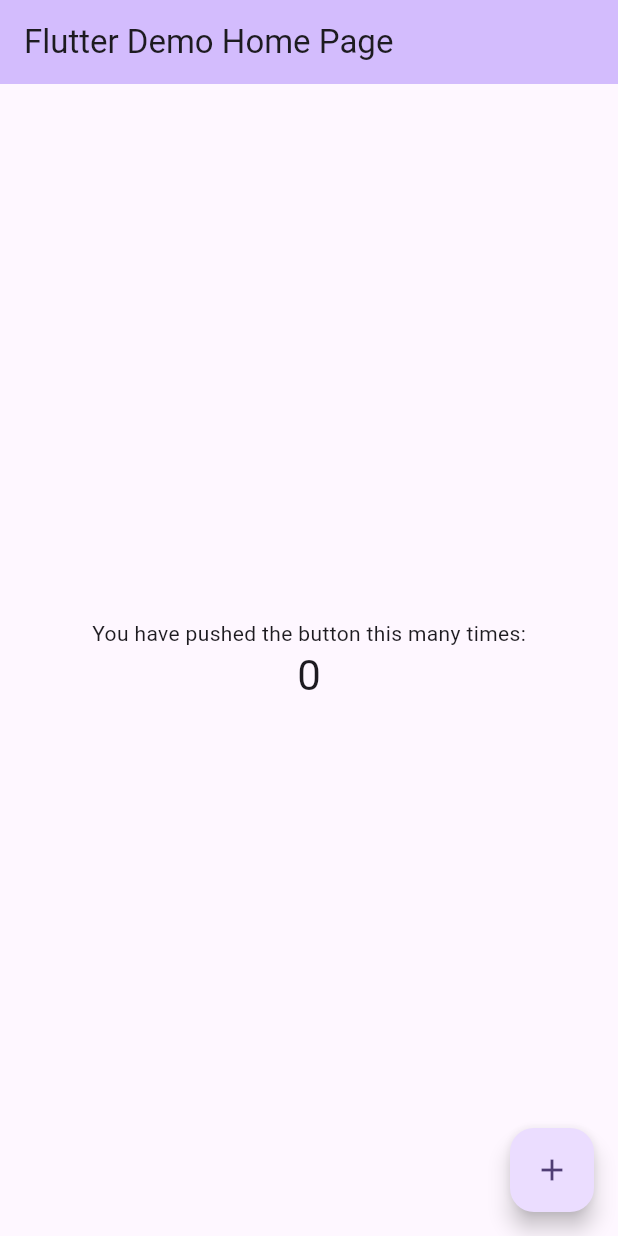
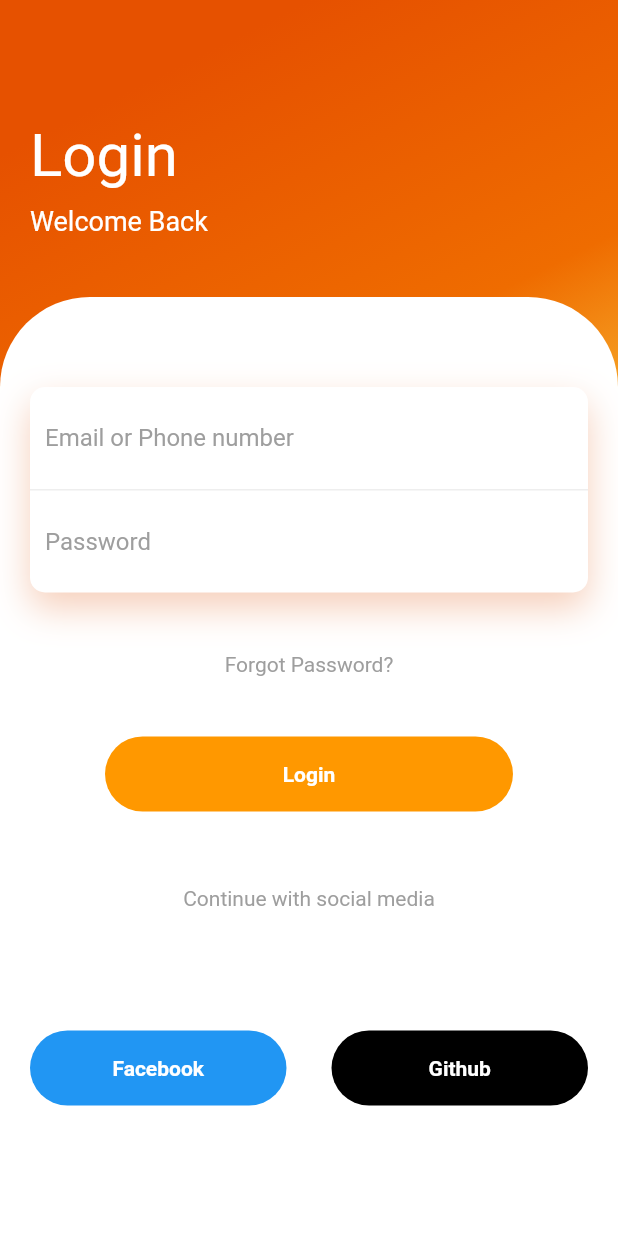
Before and after one commit to muhammadumer1157/Login-Page-UI-Animation, a Flutter app: the screen it shows after launch, on a phone screen of 412 x 824 dp. Run offline on Flutter 3.47's test engine with Material 2 defaults, Android fonts, the phone set to English and light mode, and no system bars; our stand-ins replace simple_animations.

Commit message:
Add animation and UI

```diff
--- /dev/null
+++ b/login_page_ui_animation/lib/animations/fade_animation.dart
@@ -0,0 +1,28 @@
+import 'package:flutter/material.dart';
+import 'package:simple_animations/simple_animations.dart';
+
+class FadeAnimation extends StatelessWidget {
+  final double delay;
+  final Widget child;
+
+  const FadeAnimation({super.key, required this.delay, required this.child});
+
+  @override
+  Widget build(BuildContext context) {
+    final tween = MovieTween()
+      ..tween('opacity', Tween(begin: 0.0, end: 1.0),
+          duration: const Duration(milliseconds: 500))
+      ..tween('translateY', Tween(begin: -30.0, end: 0.0),
+          duration: const Duration(milliseconds: 500), curve: Curves.easeOut);
+    return PlayAnimationBuilder(
+        delay: Duration(milliseconds: (500 * delay).round()),
+        tween: tween,
+        duration: tween.duration,
+        builder: (context, value, child) => Opacity(
+              opacity: value.get("opacity"),
+              child: Transform.translate(
+                  offset: Offset(0, value.get("translateY")), child: child),
+            ),
+        child: child);
+  }
+}
--- a/login_page_ui_animation/lib/main.dart
+++ b/login_page_ui_animation/lib/main.dart
@@ -1,125 +1,225 @@
 import 'package:flutter/material.dart';
+import 'package:login_page_ui_animation/animations/fade_animation.dart';
 
 void main() {
-  runApp(const MyApp());
+  runApp(const MaterialApp(
+    debugShowCheckedModeBanner: false,
+    home: HomePage(),
+  ));
 }
 
-class MyApp extends StatelessWidget {
-  const MyApp({super.key});
+class HomePage extends StatefulWidget {
+  const HomePage({super.key});
 
-  // This widget is the root of your application.
+  @override
+  State<HomePage> createState() => _HomePageState();
+}
+
+class _HomePageState extends State<HomePage> {
   @override
   Widget build(BuildContext context) {
-    return MaterialApp(
-      title: 'Flutter Demo',
-      theme: ThemeData(
-        // This is the theme of your application.
-        //
-        // TRY THIS: Try running your application with "flutter run". You'll see
-        // the application has a blue toolbar. Then, without quitting the app,
-        // try changing the seedColor in the colorScheme below to Colors.green
-        // and then invoke "hot reload" (save your changes or press the "hot
-        // reload" button in a Flutter-supported IDE, or press "r" if you used
-        // the command line to start the app).
-        //
-        // Notice that the counter didn't reset back to zero; the application
-        // state is not lost during the reload. To reset the state, use hot
-        // restart instead.
-        //
-        // This works for code too, not just values: Most code changes can be
-        // tested with just a hot reload.
-        colorScheme: ColorScheme.fromSeed(seedColor: Colors.deepPurple),
-        useMaterial3: true,
-      ),
-      home: const MyHomePage(title: 'Flutter Demo Home Page'),
-    );
-  }
-}
-
-class MyHomePage extends StatefulWidget {
-  const MyHomePage({super.key, required this.title});
-
-  // This widget is the home page of your application. It is stateful, meaning
-  // that it has a State object (defined below) that contains fields that affect
-  // how it looks.
-
-  // This class is the configuration for the state. It holds the values (in this
-  // case the title) provided by the parent (in this case the App widget) and
-  // used by the build method of the State. Fields in a Widget subclass are
-  // always marked "final".
-
-  final String title;
-
-  @override
-  State<MyHomePage> createState() => _MyHomePageState();
-}
-
-class _MyHomePageState extends State<MyHomePage> {
-  int _counter = 0;
-
-  void _incrementCounter() {
-    setState(() {
-      // This call to setState tells the Flutter framework that something has
-      // changed in this State, which causes it to rerun the build method below
-      // so that the display can reflect the updated values. If we changed
-      // _counter without calling setState(), then the build method would not be
-      // called again, and so nothing would appear to happen.
-      _counter++;
-    });
-  }
-
-  @override
-  Widget build(BuildContext context) {
-    // This method is rerun every time setState is called, for instance as done
-    // by the _incrementCounter method above.
-    //
-    // The Flutter framework has been optimized to make rerunning build methods
-    // fast, so that you can just rebuild anything that needs updating rather
-    // than having to individually change instances of widgets.
     return Scaffold(
-      appBar: AppBar(
-        // TRY THIS: Try changing the color here to a specific color (to
-        // Colors.amber, perhaps?) and trigger a hot reload to see the AppBar
-        // change color while the other colors stay the same.
-        backgroundColor: Theme.of(context).colorScheme.inversePrimary,
-        // Here we take the value from the MyHomePage object that was created by
-        // the App.build method, and use it to set our appbar title.
-        title: Text(widget.title),
-      ),
-      body: Center(
-        // Center is a layout widget. It takes a single child and positions it
-        // in the middle of the parent.
+      body: Container(
+        width: double.infinity,
+        decoration: BoxDecoration(
+          gradient: LinearGradient(
+            begin: Alignment.topCenter,
+            colors: [
+              Colors.orange[900]!,
+              Colors.orange[800]!,
+              Colors.yellow[400]!
+            ],
+          ),
+        ),
         child: Column(
-          // Column is also a layout widget. It takes a list of children and
-          // arranges them vertically. By default, it sizes itself to fit its
-          // children horizontally, and tries to be as tall as its parent.
-          //
-          // Column has various properties to control how it sizes itself and
-          // how it positions its children. Here we use mainAxisAlignment to
-          // center the children vertically; the main axis here is the vertical
-          // axis because Columns are vertical (the cross axis would be
-          // horizontal).
-          //
-          // TRY THIS: Invoke "debug painting" (choose the "Toggle Debug Paint"
-          // action in the IDE, or press "p" in the console), to see the
-          // wireframe for each widget.
-          mainAxisAlignment: MainAxisAlignment.center,
-          children: <Widget>[
-            const Text(
-              'You have pushed the button this many times:',
+          crossAxisAlignment: CrossAxisAlignment.start,
+          children: [
+            const SizedBox(
+              height: 60.0,
             ),
-            Text(
-              '$_counter',
-              style: Theme.of(context).textTheme.headlineMedium,
+            const Padding(
+              padding: EdgeInsets.all(20.0),
+              child: Column(
+                crossAxisAlignment: CrossAxisAlignment.start,
+                children: [
+                  FadeAnimation(
+                    delay: 1,
+                    child: Text(
+                      "Login",
+                      style: TextStyle(color: Colors.white, fontSize: 40.0),
+                    ),
+                  ),
+                  SizedBox(
+                    height: 10.0,
+                  ),
+                  FadeAnimation(
+                    delay: 1.3,
+                    child: Text(
+                      "Welcome Back",
+                      style: TextStyle(color: Colors.white, fontSize: 18.0),
+                    ),
+                  ),
+                ],
+              ),
+            ),
+            const SizedBox(
+              height: 20.0,
+            ),
+            Expanded(
+              child: Container(
+                decoration: const BoxDecoration(
+                  color: Colors.white,
+                  borderRadius: BorderRadius.only(
+                    topLeft: Radius.circular(60.0),
+                    topRight: Radius.circular(60.0),
+                  ),
+                ),
+                child: Padding(
+                  padding: const EdgeInsets.all(20.0),
+                  child: Column(
+                    children: [
+                      const SizedBox(
+                        height: 40.0,
+                      ),
+                      FadeAnimation(
+                        delay: 1.4,
+                        child: Container(
+                          decoration: BoxDecoration(
+                              color: Colors.white,
+                              borderRadius: BorderRadius.circular(10.0),
+                              boxShadow: const [
+                                BoxShadow(
+                                    color: Color.fromRGBO(225, 95, 27, 0.3),
+                                    blurRadius: 20,
+                                    offset: Offset(0, 10))
+                              ]),
+                          child: Column(
+                            children: [
+                              Container(
+                                padding: const EdgeInsets.all(10.0),
+                                decoration: BoxDecoration(
+                                  border: Border(
+                                    bottom:
+                                        BorderSide(color: Colors.grey[200]!),
+                                  ),
+                                ),
+                                child: const TextField(
+                                  decoration: InputDecoration(
+                                      border: InputBorder.none,
+                                      hintText: "Email or Phone number",
+                                      hintStyle: TextStyle(color: Colors.grey)),
+                                ),
+                              ),
+                              Container(
+                                padding: const EdgeInsets.all(10.0),
+                                child: const TextField(
+                                  decoration: InputDecoration(
+                                      border: InputBorder.none,
+                                      hintText: "Password",
+                                      hintStyle: TextStyle(color: Colors.grey)),
+                                ),
+                              )
+                            ],
+                          ),
+                        ),
+                      ),
+                      const SizedBox(
+                        height: 40.0,
+                      ),
+                      const FadeAnimation(
+                        delay: 1.5,
+                        child: Text(
+                          "Forgot Password?",
+                          style: TextStyle(color: Colors.grey),
+                        ),
+                      ),
+                      const SizedBox(
+                        height: 40.0,
+                      ),
+                      FadeAnimation(
+                        delay: 1.6,
+                        child: Container(
+                          height: 50.0,
+                          margin: const EdgeInsets.symmetric(horizontal: 50.0),
+                          decoration: BoxDecoration(
+                              borderRadius: BorderRadius.circular(50.0),
+                              color: Colors.orange),
+                          child: const Center(
+                            child: Text(
+                              "Login",
+                              style: TextStyle(
+                                  color: Colors.white,
+                                  fontWeight: FontWeight.bold),
+                            ),
+                          ),
+                        ),
+                      ),
+                      const SizedBox(
+                        height: 50.0,
+                      ),
+                      const FadeAnimation(
+                        delay: 1.7,
+                        child: Text(
+                          "Continue with social media",
+                          style: TextStyle(color: Colors.grey),
+                        ),
+                      ),
+                      const SizedBox(
+                        height: 80.0,
+                      ),
+                      Row(
+                        children: [
+                          Expanded(
+                            child: FadeAnimation(
+                              delay: 1.8,
+                              child: Container(
+                                height: 50.0,
+                                decoration: BoxDecoration(
+                                    borderRadius: BorderRadius.circular(50.0),
+                                    color: Colors.blue),
+                                child: const Center(
+                                  child: Text(
+                                    "Facebook",
+                                    style: TextStyle(
+                                        color: Colors.white,
+                                        fontWeight: FontWeight.bold),
+                                  ),
+                                ),
+                              ),
+                            ),
+                          ),
+                          const SizedBox(
+                            width: 30.0,
+                          ),
+                          Expanded(
+                            child: FadeAnimation(
+                              delay: 1.9,
+                              child: Container(
+                                height: 50.0,
+                                decoration: BoxDecoration(
+                                    borderRadius: BorderRadius.circular(50.0),
+                                    color: Colors.black),
+                                child: const Center(
+                                  child: Text(
+                                    "Github",
+                                    style: TextStyle(
+                                        color: Colors.white,
+                                        fontWeight: FontWeight.bold),
+                                  ),
+                                ),
+                              ),
+                            ),
+                          ),
+                        ],
+                      )
+                    ],
+                  ),
+                ),
+              ),
             ),
           ],
         ),
       ),
-      floatingActionButton: FloatingActionButton(
-        onPressed: _incrementCounter,
-        tooltip: 'Increment',
-        child: const Icon(Icons.add),
-      ), // This trailing comma makes auto-formatting nicer for build methods.
     );
   }
 }
--- a/login_page_ui_animation/pubspec.yaml
+++ b/login_page_ui_animation/pubspec.yaml
@@ -35,6 +35,7 @@ dependencies:
   # The following adds the Cupertino Icons font to your application.
   # Use with the CupertinoIcons class for iOS style icons.
   cupertino_icons: ^1.0.2
+  simple_animations: ^5.0.2
 
 dev_dependencies:
   flutter_test:
```
Also changed, not shown: login_page_ui_animation/pubspec.lock.
